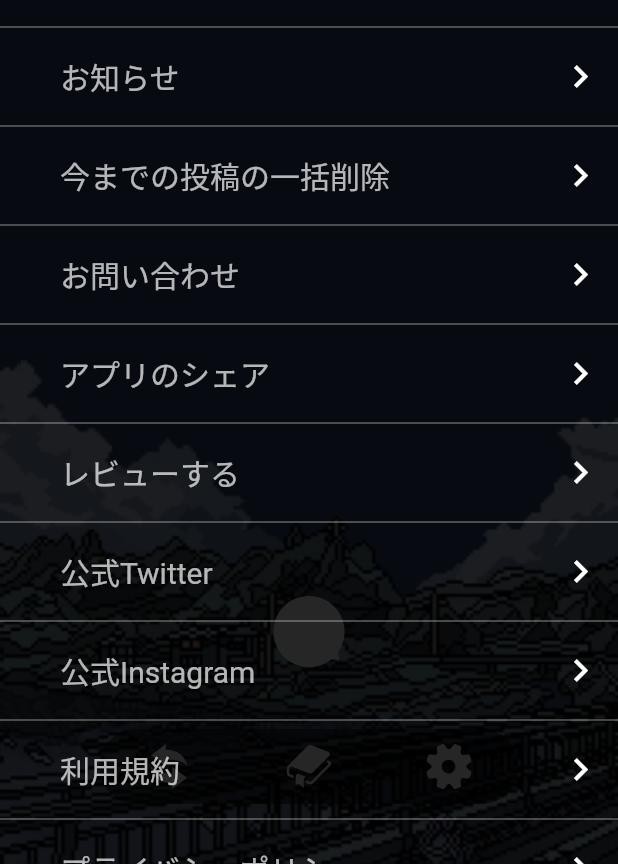
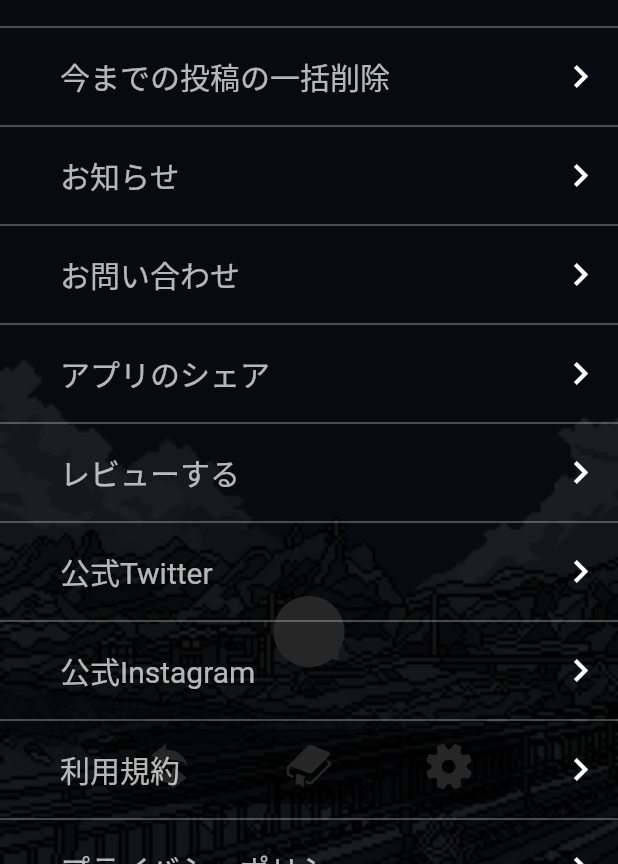
Before and after one commit to minamihiroto/Kotoha, a Flutter app: the screen it shows after launch, after a tap on an icon or button, on a phone screen of 412 x 824 dp, the part 372-1236 px from its top. Run offline on Flutter 3.47's test engine with Material 2 defaults, Android fonts, the phone set to English and light mode, and no system bars; our stand-ins replace cloud_firestore, firebase_core, flutter_svg, share; accounts and stored records are empty.

Commit message:
レイアウト調整

```diff
--- a/lib/comment.dart
+++ b/lib/comment.dart
@@ -78,7 +78,11 @@ class CommentState extends State<Comment> {
       ),
       body: Center(
         child: Container(
-          margin: EdgeInsets.only(right: 30, left: 30),
+          margin: EdgeInsets.only(
+            right: 30,
+            left: 30,
+            top: 10,
+          ),
           child: Column(
             crossAxisAlignment: CrossAxisAlignment.start,
             mainAxisAlignment: MainAxisAlignment.start,
--- a/lib/setting.dart
+++ b/lib/setting.dart
@@ -3,7 +3,6 @@ import 'package:flutter/material.dart';
 import 'package:project/adsense.dart';
 import 'package:project/premium.dart';
 import 'package:project/search.dart';
-import 'package:project/news.dart';
 import 'package:url_launcher/url_launcher.dart';
 import 'package:share/share.dart';
 
@@ -150,42 +149,6 @@ class Setting extends StatelessWidget {
                   ),
                   child: GestureDetector(
                     onTap: () {
-                      Navigator.of(context).push(
-                        PageRouteBuilder(
-                          opaque: false,
-                          pageBuilder: (BuildContext context, _, __) => News(),
-                        ),
-                      );
-                    },
-                    child: Row(
-                      mainAxisAlignment: MainAxisAlignment.spaceBetween,
-                      children: [
-                        Text(
-                          'お知らせ',
-                          style: TextStyle(
-                            fontSize: 20,
-                            color: Colors.white70,
-                          ),
-                        ),
-                        Icon(
-                          Icons.chevron_right_outlined,
-                          color: Colors.white,
-                          size: 30,
-                        ),
-                      ],
-                    ),
-                  ),
-                ),
-                Divider(color: Colors.white54),
-                Container(
-                  margin: EdgeInsets.only(
-                    top: 10,
-                    right: 10,
-                    bottom: 10,
-                    left: 40,
-                  ),
-                  child: GestureDetector(
-                    onTap: () {
                       showDialog(
                           context: context,
                           builder: (_) => CupertinoAlertDialog(
@@ -217,6 +180,41 @@ class Setting extends StatelessWidget {
                       children: [
                         Text(
                           '今までの投稿の一括削除',
+                          style: TextStyle(
+                            fontSize: 20,
+                            color: Colors.white70,
+                          ),
+                        ),
+                        Icon(
+                          Icons.chevron_right_outlined,
+                          color: Colors.white,
+                          size: 30,
+                        ),
+                      ],
+                    ),
+                  ),
+                ),
+                Divider(color: Colors.white54),
+                Container(
+                  margin: EdgeInsets.only(
+                    top: 10,
+                    right: 10,
+                    bottom: 10,
+                    left: 40,
+                  ),
+                  child: GestureDetector(
+                    onTap: () async {
+                      if (await canLaunch('https://google.com')) {
+                        await launch('https://google.com');
+                      } else {
+                        throw 'エラー：開くことができませんでした';
+                      }
+                    },
+                    child: Row(
+                      mainAxisAlignment: MainAxisAlignment.spaceBetween,
+                      children: [
+                        Text(
+                          'お知らせ',
                           style: TextStyle(
                             fontSize: 20,
                             color: Colors.white70,
@@ -477,7 +475,7 @@ class Setting extends StatelessWidget {
                   margin: EdgeInsets.only(
                     top: 10,
                     right: 10,
-                    bottom: 50,
+                    bottom: 30,
                     left: 40,
                   ),
                   child: GestureDetector(
@@ -507,6 +505,20 @@ class Setting extends StatelessWidget {
                     ),
                   ),
                 ),
+                Container(
+                  margin: EdgeInsets.only(
+                    bottom: 50,
+                  ),
+                  child: Center(
+                    child: Text(
+                      'v0.0.1',
+                      style: TextStyle(
+                        fontSize: 14,
+                        color: Colors.white70,
+                      ),
+                    ),
+                  ),
+                ),
               ],
             ),
           ),
```
Also changed, not shown: lib/adsense.dart (+16 -10 lines), lib/bookmark.dart (+81 -41 lines), lib/news.dart (deleted, +0 -23 lines), lib/premium.dart (+15 -6 lines), lib/search.dart (+15 -6 lines), images/background-sample.jpg.
